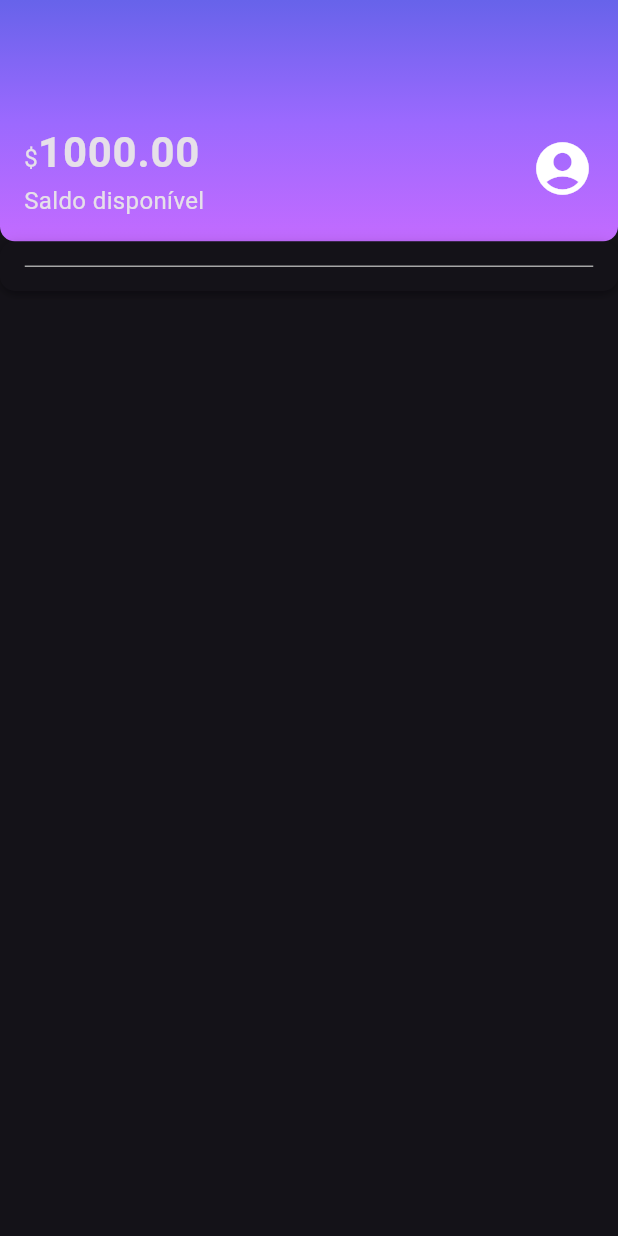
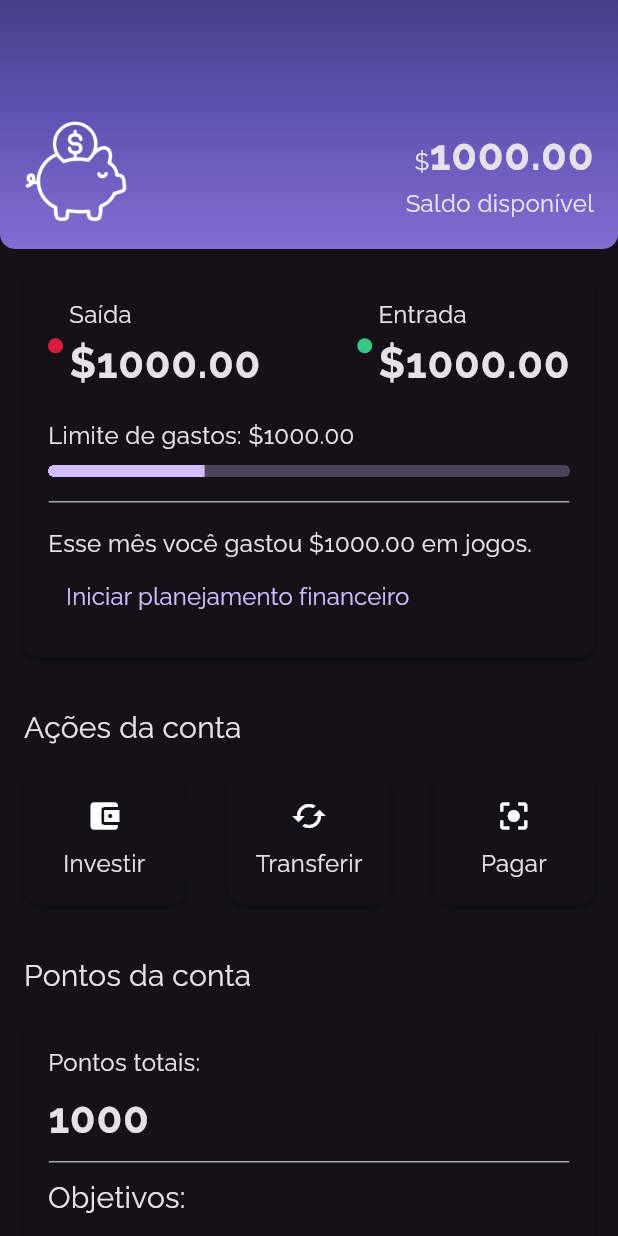
Before and after one commit to alinemelodev/alibank, a Flutter app: the screen it shows after launch, on a phone screen of 412 x 824 dp. Run offline on Flutter 3.47's test engine with Material 3 defaults, Android fonts, the phone set to English and light mode, and no system bars.

Commit message:
feat: Implement screen layout with created widgets

```diff
--- /dev/null
+++ b/lib/components/sections/account_actions.dart
@@ -0,0 +1,76 @@
+import 'package:alibank/components/shered/box_card.dart';
+import 'package:flutter/material.dart';
+
+class AccountActions extends StatelessWidget {
+  const AccountActions({super.key});
+
+  @override
+  Widget build(BuildContext context) {
+    return Padding(
+      padding: const EdgeInsets.all(16),
+      child: Column(
+        crossAxisAlignment: CrossAxisAlignment.start,
+        children: [
+          Padding(
+            padding: const EdgeInsets.only(bottom: 16.0),
+            child: Text(
+              'Ações da conta',
+              style: Theme.of(context).textTheme.titleMedium,
+            ),
+          ),
+          Row(
+            mainAxisAlignment: MainAxisAlignment.spaceBetween,
+            children: [
+              InkWell(
+                onTap: (){},
+                child: const BoxCard(
+                  boxContent: _AccountActionsContent(
+                      icon: Icon(Icons.account_balance_wallet),
+                      text: 'Investir'),
+                ),
+              ),
+              InkWell(
+                onTap: (){},
+                child: const BoxCard(
+                  boxContent: _AccountActionsContent(
+                      icon: Icon(Icons.cached), text: 'Transferir'),
+                ),
+              ),
+              InkWell(
+                onTap: (){},
+                child: const BoxCard(
+                  boxContent: _AccountActionsContent(
+                      icon: Icon(Icons.center_focus_strong), text: 'Pagar'),
+                ),
+              )
+            ],
+          )
+        ],
+      ),
+    );
+  }
+}
+
+class _AccountActionsContent extends StatelessWidget {
+  final Icon icon;
+  final String text;
+
+  const _AccountActionsContent(
+      {required this.icon, required this.text});
+
+  @override
+  Widget build(BuildContext context) {
+    return SizedBox(
+      width: 75,
+      child: Column(
+        children: [
+          Padding(
+            padding: const EdgeInsets.only(bottom: 8.0),
+            child: icon,
+          ),
+          Text(text)
+        ],
+      ),
+    );
+  }
+}
--- /dev/null
+++ b/lib/components/sections/account_points.dart
@@ -0,0 +1,95 @@
+import 'package:alibank/components/shered/box_card.dart';
+import 'package:alibank/components/shered/color_dot.dart';
+import 'package:alibank/components/shered/content_division.dart';
+import 'package:alibank/themes/theme_colors.dart';
+import 'package:flutter/material.dart';
+
+class AccountPoints extends StatelessWidget {
+  const AccountPoints({super.key});
+
+  @override
+  Widget build(BuildContext context) {
+    return Padding(
+      padding: const EdgeInsets.all(16),
+      child: Column(
+        crossAxisAlignment: CrossAxisAlignment.start,
+        children: [
+          Padding(
+            padding: const EdgeInsets.only(bottom: 16.0),
+            child: Text(
+              'Pontos da conta',
+              style: Theme.of(context).textTheme.titleMedium,
+            ),
+          ),
+          const BoxCard(boxContent: _AccountPoints())
+        ],
+      ),
+    );
+  }
+}
+
+class _AccountPoints extends StatelessWidget {
+  const _AccountPoints();
+
+  @override
+  Widget build(BuildContext context) {
+    return Column(
+      crossAxisAlignment: CrossAxisAlignment.start,
+      children: [
+        const Text('Pontos totais:'),
+        Padding(
+          padding: const EdgeInsets.only(top: 4.0),
+          child: Text(
+            '1000',
+            style: Theme.of(context).textTheme.bodyLarge,
+          ),
+        ),
+        const Padding(
+          padding: EdgeInsets.only(top: 8.0),
+          child: ContentDivision(),
+        ),
+        Padding(
+          padding: const EdgeInsets.only(top: 8.0),
+          child: Text(
+            'Objetivos:',
+            style: Theme.of(context).textTheme.titleMedium,
+          ),
+        ),
+        const Padding(
+          padding: EdgeInsets.only(top: 8.0),
+          child: Column(
+            mainAxisAlignment: MainAxisAlignment.start,
+            children: [
+              Padding(
+                padding: EdgeInsets.only(top: 8.0),
+                child: Row(
+                  mainAxisAlignment: MainAxisAlignment.start,
+                  children: [
+                    Padding(
+                      padding: EdgeInsets.only(right: 8.0),
+                      child: ColorDot(color: ThemeColors.reward),
+                    ),
+                    Text('Vale compras Pet shop: 10000pts'),
+                  ],
+                ),
+              ),
+              Padding(
+                padding: EdgeInsets.only(top: 8.0),
+                child: Row(
+                  mainAxisAlignment: MainAxisAlignment.start,
+                  children: [
+                    Padding(
+                      padding: EdgeInsets.only(right: 8.0),
+                      child: ColorDot(color: ThemeColors.reward),
+                    ),
+                    Text('Day SPA: 15000pts'),
+                  ],
+                ),
+              )
+            ],
+          ),
+        )
+      ],
+    );
+  }
+}
--- a/lib/components/sections/header.dart
+++ b/lib/components/sections/header.dart
@@ -18,12 +18,17 @@ class Header extends StatelessWidget {
         ),
       ),
       child: Padding(
-        padding: EdgeInsets.fromLTRB(16.0, 80.0, 16.0, 16.0),
+        padding: const EdgeInsets.fromLTRB(16.0, 80.0, 16.0, 16.0),
         child: Row(
           mainAxisAlignment: MainAxisAlignment.spaceBetween,
           children: <Widget>[
+            Image.asset(
+              'assets/images/logo_alibank.png',
+              width: 70,
+              height: 70,
+            ),
             Column(
-              crossAxisAlignment: CrossAxisAlignment.start,
+              crossAxisAlignment: CrossAxisAlignment.end,
               children: <Widget>[
                 Text.rich(
                   TextSpan(
@@ -36,14 +41,10 @@ class Header extends StatelessWidget {
                     ],
                   ),
                 ),
-                Text(
+                const Text(
                   'Saldo disponível',
                 ),
               ],
-            ),
-            Icon(
-              Icons.account_circle,
-              size: 42,
             ),
           ],
         ),
--- /dev/null
+++ b/lib/components/sections/recent_activity.dart
@@ -0,0 +1,99 @@
+import 'package:alibank/components/shered/box_card.dart';
+import 'package:alibank/components/shered/color_dot.dart';
+import 'package:alibank/components/shered/content_division.dart';
+import 'package:alibank/themes/theme_colors.dart';
+import 'package:flutter/material.dart';
+
+class RecentActivity extends StatelessWidget {
+  const RecentActivity({super.key});
+
+  @override
+  Widget build(BuildContext context) {
+    return const Padding(
+      padding: EdgeInsets.all(16),
+      child: BoxCard(boxContent: _RecentActivityContent()),
+    );
+  }
+}
+
+class _RecentActivityContent extends StatelessWidget {
+  const _RecentActivityContent();
+
+  @override
+  Widget build(BuildContext context) {
+    return Column(
+      crossAxisAlignment: CrossAxisAlignment.start,
+      children: [
+        Row(
+          mainAxisAlignment: MainAxisAlignment.spaceBetween,
+          children: [
+            Row(
+              children: [
+                Padding(
+                  padding: const EdgeInsets.only(right: 4.0),
+                  child: ColorDot(
+                    color: ThemeColors.recentActivity['spent'],
+                  ),
+                ),
+                Column(
+                  crossAxisAlignment: CrossAxisAlignment.start,
+                  children: [
+                    const Text('Saída'),
+                    Text(
+                      '\$1000.00',
+                      style: Theme.of(context).textTheme.bodyLarge,
+                    ),
+                  ],
+                )
+              ],
+            ),
+            Row(
+              children: [
+                Padding(
+                  padding: const EdgeInsets.only(right: 4.0),
+                  child: ColorDot(
+                    color: ThemeColors.recentActivity['income'],
+                  ),
+                ),
+                Column(
+                  crossAxisAlignment: CrossAxisAlignment.start,
+                  children: [
+                    const Text('Entrada'),
+                    Text(
+                      '\$1000.00',
+                      style: Theme.of(context).textTheme.bodyLarge,
+                    ),
+                  ],
+                )
+              ],
+            ),
+          ],
+        ),
+        const Padding(
+          padding: EdgeInsets.only(top: 16.0, bottom: 8.0),
+          child: Text('Limite de gastos: \$1000.00'),
+        ),
+        Container(
+          clipBehavior: Clip.hardEdge,
+          decoration: BoxDecoration(borderRadius: BorderRadius.circular(5)),
+          child: const LinearProgressIndicator(
+            value: 0.3,
+            minHeight: 8,
+          ),
+        ),
+        const Padding(
+          padding: EdgeInsets.only(top: 16.0, bottom: 16.0),
+          child: ContentDivision(),
+        ),
+        const Text('Esse mês você gastou \$1000.00 em jogos.'),
+        TextButton(
+          onPressed: () {},
+          child: const Text(
+            'Iniciar planejamento financeiro',
+            style: TextStyle(fontSize: 16),
+          ),
+        )
+      ],
+    );
+  }
+}
--- a/lib/components/shered/box_card.dart
+++ b/lib/components/shered/box_card.dart
@@ -10,13 +10,12 @@ class BoxCard extends StatelessWidget {
 
   @override
   Widget build(BuildContext context) {
-    return Container(
+    return Ink(
       padding: const EdgeInsets.all(16),
       decoration: BoxDecoration(
-        boxShadow: kElevationToShadow[3],
-        borderRadius: BorderRadius.circular(10),
-        color: Theme.of(context).cardColor
-      ),
+          boxShadow: kElevationToShadow[3],
+          borderRadius: BorderRadius.circular(10),
+          color: Theme.of(context).cardColor),
       child: boxContent,
     );
   }
--- a/lib/screens/home.dart
+++ b/lib/screens/home.dart
@@ -1,22 +1,30 @@
+import 'package:alibank/components/sections/account_actions.dart';
+import 'package:alibank/components/sections/account_points.dart';
 import 'package:alibank/components/sections/header.dart';
-import 'package:alibank/components/shered/box_card.dart';
-import 'package:alibank/components/shered/color_dot.dart';
-import 'package:alibank/components/shered/content_division.dart';
-import 'package:alibank/themes/theme_colors.dart';
+import 'package:alibank/components/sections/recent_activity.dart';
 import 'package:flutter/material.dart';
 
-class Home extends StatelessWidget {
+class Home extends StatefulWidget {
   const Home({super.key});
 
   @override
+  State<Home> createState() => _HomeState();
+}
+
+class _HomeState extends State<Home> {
+  @override
   Widget build(BuildContext context) {
-    return Scaffold(
-      body: Column(
-        children: <Widget> [
-          Header(),
-          BoxCard(boxContent: ContentDivision())
-        ],
-      )
+    return const Scaffold(
+      body: SingleChildScrollView(
+        child: Column(
+          children: <Widget>[
+            Header(),
+            RecentActivity(),
+            AccountActions(),
+            AccountPoints(),
+          ],
+        ),
+      ),
     );
   }
 }
--- a/lib/themes/my_theme.dart
+++ b/lib/themes/my_theme.dart
@@ -5,7 +5,8 @@ ThemeData MyTheme = ThemeData(
     primarySwatch: ThemeColors.primaryColor,
     primaryColor: ThemeColors.primaryColor,
     brightness: Brightness.dark,
-    textTheme: TextTheme(
+    fontFamily: 'Raleway',
+    textTheme: const TextTheme(
       bodyMedium: TextStyle(
         fontSize: 16,
       ),
@@ -13,4 +14,5 @@ ThemeData MyTheme = ThemeData(
         fontSize: 28,
         fontWeight: FontWeight.bold,
       ),
+      titleMedium: TextStyle(fontSize: 20, fontWeight: FontWeight.normal),
     ));
--- a/lib/themes/theme_colors.dart
+++ b/lib/themes/theme_colors.dart
@@ -3,13 +3,14 @@ import 'package:flutter/material.dart';
 class ThemeColors {
   static const MaterialColor primaryColor = Colors.purple;
   static const List<Color> headerGradient = [
-    Color.fromRGBO(103, 99, 234, 1.0),
-    Color.fromRGBO(155, 105, 254, 1.0),
-    Color.fromRGBO(195, 107, 255, 1.0)
+    Color.fromRGBO(70, 63, 135, 1.0),
+    Color.fromRGBO(98, 84, 180, 1.0),
+    Color.fromRGBO(130, 109, 210, 1.0),
   ];
   static const recentActivity = {
-    'spent': Color.fromRGBO(255, 175, 29, 1.0),
-    'income': Color.fromRGBO(191, 69, 198, 1.0),
+    'spent': Color.fromRGBO(218, 27, 62, 1.0),
+    'income': Color.fromRGBO(53, 200, 134, 1.0),
   };
+  static const reward = Color.fromRGBO(130, 109, 210, 1.0);
   static const division = Color.fromRGBO(166, 166, 166, 1.0);
 }
```
Also changed, not shown: pubspec.yaml (+11 -0 lines), assets/images/logo_alibank.png (added), fonts/Raleway-Bold.ttf (added), fonts/Raleway-Regular.ttf (added).
